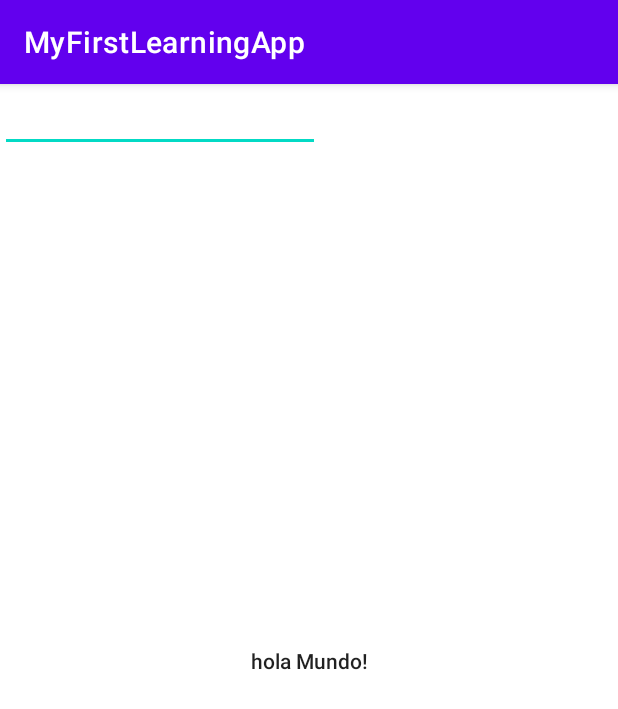
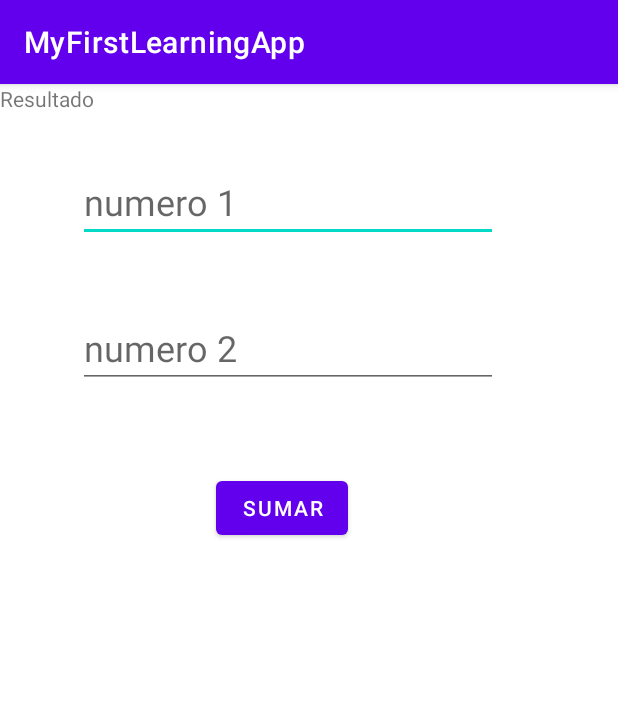
Before and after one commit to pablotardio/curso-android-GDE, an Android app: the screen it shows after launch (MainActivity), on a phone screen of 412 x 824 dp. Shown: the top 709 px of the screen. Run offline under Robolectric (Android 15) with nearby library versions, the phone set to English and light mode, and no system bars.

Commit message:
created view for adding numbers

```diff
--- a/app/src/main/res/layout/activity_main.xml
+++ b/app/src/main/res/layout/activity_main.xml
@@ -6,23 +6,48 @@
     android:layout_height="match_parent"
     tools:context=".MainActivity">
 
-    <TextView
-        android:layout_width="wrap_content"
-        android:layout_height="wrap_content"
-        android:text="hola Mundo!"
-        android:textAppearance="@style/TextAppearance.AppCompat.Body2"
-        app:layout_constraintBottom_toBottomOf="parent"
-        app:layout_constraintLeft_toLeftOf="parent"
-        app:layout_constraintRight_toRightOf="parent"
-        app:layout_constraintTop_toTopOf="parent" />
-
     <EditText
         android:id="@+id/editTextNumber"
         android:layout_width="wrap_content"
         android:layout_height="wrap_content"
+        android:layout_marginStart="52dp"
+        android:layout_marginTop="52dp"
         android:ems="10"
+        android:hint="numero 1"
         android:inputType="number"
-        tools:layout_editor_absoluteX="86dp"
-        tools:layout_editor_absoluteY="211dp" />
+        android:textSize="24sp"
+        app:layout_constraintStart_toStartOf="parent"
+        app:layout_constraintTop_toTopOf="parent" />
+
+    <EditText
+        android:id="@+id/editTextNumber2"
+        android:layout_width="wrap_content"
+        android:layout_height="wrap_content"
+        android:layout_marginStart="52dp"
+        android:layout_marginTop="44dp"
+        android:ems="10"
+        android:hint="numero 2"
+        android:inputType="number"
+        android:textSize="24sp"
+        app:layout_constraintStart_toStartOf="parent"
+        app:layout_constraintTop_toBottomOf="@+id/editTextNumber" />
+
+    <Button
+        android:id="@+id/button"
+        android:layout_width="wrap_content"
+        android:layout_height="wrap_content"
+        android:layout_marginStart="144dp"
+        android:layout_marginTop="56dp"
+        android:text="Sumar"
+        app:layout_constraintStart_toStartOf="parent"
+        app:layout_constraintTop_toBottomOf="@+id/editTextNumber2" />
+
+    <TextView
+        android:id="@+id/textView"
+        android:layout_width="wrap_content"
+        android:layout_height="wrap_content"
+        android:text="Resultado"
+        tools:layout_editor_absoluteX="160dp"
+        tools:layout_editor_absoluteY="357dp" />
 
 </androidx.constraintlayout.widget.ConstraintLayout>
```
